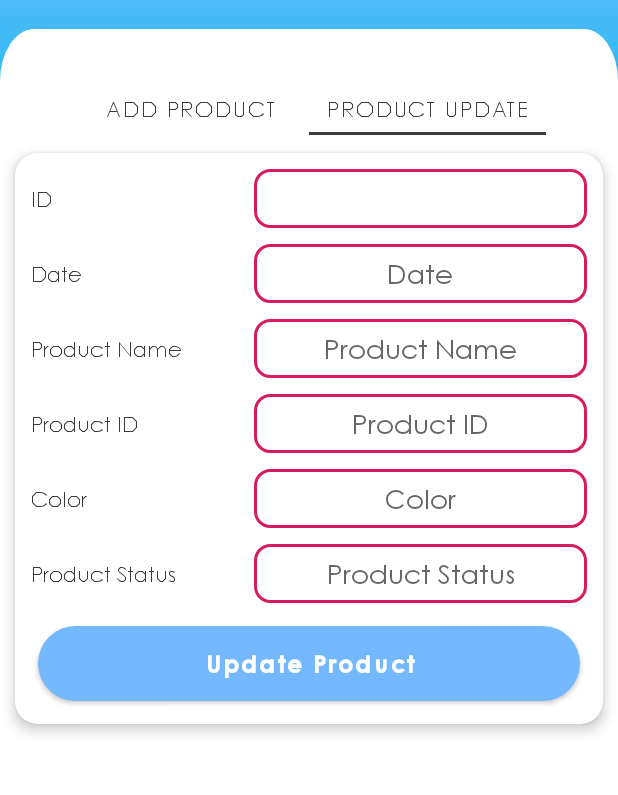
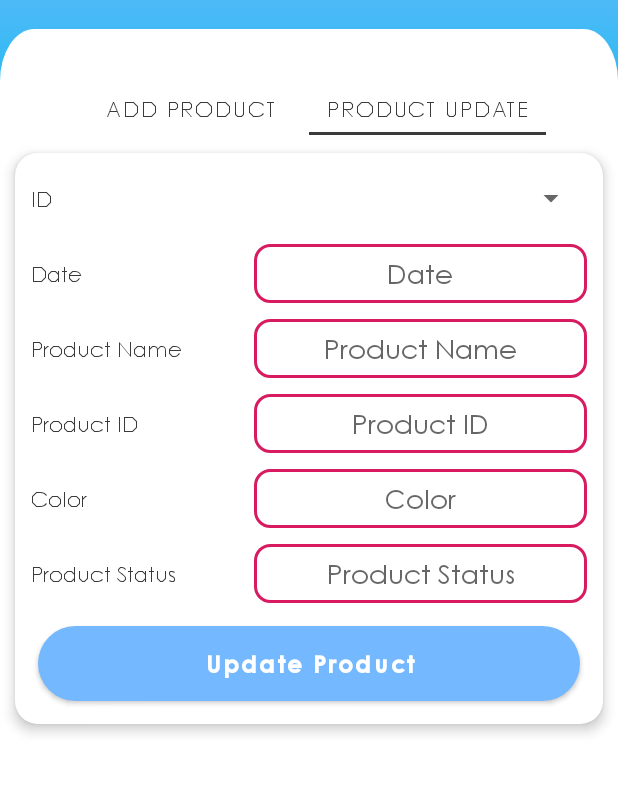
Before and after one commit to emonrait/stella, an Android app: the ProductMaster screen opened directly, with no data from a screen before it, tab 2 chosen, on a phone screen of 412 x 824 dp, the part 98-893 px from its top. Run offline under Robolectric (Android 15) with nearby library versions, the phone set to English and light mode, and no system bars; our stand-ins replace Firebase (no records; nobody signed in at launch, a user with empty details on screens opened directly); Roboto replaces fonts that are not available here.

Commit message:
Update product info

```diff
--- a/app/src/main/java/com/raihan/stella/activity/ProductMaster.java
+++ b/app/src/main/java/com/raihan/stella/activity/ProductMaster.java
@@ -6,26 +6,36 @@ import androidx.appcompat.app.AppCompatActivity;
 import android.app.DatePickerDialog;
 import android.content.Intent;
 import android.os.Bundle;
+import android.util.Log;
 import android.view.View;
+import android.widget.AdapterView;
+import android.widget.ArrayAdapter;
 import android.widget.Button;
 import android.widget.DatePicker;
 import android.widget.EditText;
 import android.widget.ImageView;
 import android.widget.LinearLayout;
+import android.widget.Spinner;
 import android.widget.TextView;
+import android.widget.Toast;
 
 import com.google.android.gms.tasks.OnCompleteListener;
 import com.google.android.gms.tasks.Task;
 import com.google.android.material.tabs.TabLayout;
 import com.google.firebase.auth.FirebaseAuth;
+import com.google.firebase.database.DataSnapshot;
+import com.google.firebase.database.DatabaseError;
 import com.google.firebase.database.DatabaseReference;
 import com.google.firebase.database.FirebaseDatabase;
+import com.google.firebase.database.Query;
+import com.google.firebase.database.ValueEventListener;
 import com.raihan.stella.R;
 import com.raihan.stella.model.DialogCustom;
 import com.raihan.stella.model.GlobalVariable;
 import com.raihan.stella.model.Product;
 import com.raihan.stella.model.ValidationUtil;
 
+import java.util.ArrayList;
 import java.util.Calendar;
 
 public class ProductMaster extends AppCompatActivity {
@@ -42,16 +52,39 @@ public class ProductMaster extends AppCompatActivity {
     private TabLayout tabLayout;
     private LinearLayout updateProductLayout;
     private LinearLayout addProductLayout;
+    private Spinner id_value;
     final Calendar myCalendar = Calendar.getInstance();
+
+    private EditText updatecolor_value;
+    private EditText updatedate_value;
+    private EditText updateproduct_value;
+    private EditText updateproduct_id_value;
+    private EditText updateflag_value;
+    private Button btnUpdate;
+
+    ValueEventListener listener;
+    ArrayList<String> spinerList;
+    ArrayAdapter<String> adapter;
+
 
     FirebaseAuth firebaseAuth;
     FirebaseDatabase firebaseDatabase;
     DatabaseReference databaseReferenceProduct;
 
+    String id = "";
+    String productName = "";
+    String productId = "";
+    String flag = "";
+    String color = "";
+    String date = "";
+
+    final LoadingDialog loadingDialog = new LoadingDialog(ProductMaster.this);
+
     @Override
     protected void onCreate(Bundle savedInstanceState) {
         super.onCreate(savedInstanceState);
         setContentView(R.layout.activity_product_master);
+        globalVariable = ((GlobalVariable) getApplicationContext());
 
         ivLogout = findViewById(R.id.ivLogout);
         ivBack = findViewById(R.id.ivBack);
@@ -65,15 +98,21 @@ public class ProductMaster extends AppCompatActivity {
         tabLayout = findViewById(R.id.tabLayout);
         updateProductLayout = findViewById(R.id.updateProductLayout);
         addProductLayout = findViewById(R.id.addProductLayout);
+        id_value = findViewById(R.id.id_value);
+        updatecolor_value = findViewById(R.id.updatecolor_value);
+        updatedate_value = findViewById(R.id.updatedate_value);
+        updateproduct_value = findViewById(R.id.updateproduct_value);
+        updateproduct_id_value = findViewById(R.id.updateproduct_id_value);
+        updateflag_value = findViewById(R.id.updateflag_value);
+        btnUpdate = findViewById(R.id.btnUpdate);
+
+        spinerList = new ArrayList<>();
 
 
-        globalVariable = ((GlobalVariable) getApplicationContext());
-
         firebaseAuth = FirebaseAuth.getInstance();
-
         firebaseDatabase = FirebaseDatabase.getInstance();
         databaseReferenceProduct = FirebaseDatabase.getInstance().getReference("Product");
-
+        updateProductLayout.setVisibility(View.GONE);
         ivBack.setOnClickListener(new View.OnClickListener() {
             @Override
             public void onClick(View v) {
@@ -110,6 +149,24 @@ public class ProductMaster extends AppCompatActivity {
 
             }
         });
+
+
+        id_value.setOnItemSelectedListener(new AdapterView.OnItemSelectedListener() {
+            @Override
+            public void onItemSelected(AdapterView<?> adapterView, View view, int i, long l) {
+                if (!DialogCustom.isOnline(ProductMaster.this)) {
+                    DialogCustom.showInternetConnectionMessage(ProductMaster.this);
+                } else {
+                    getProductInfo();
+                }
+
+            }
+
+            @Override
+            public void onNothingSelected(AdapterView<?> adapterView) {
+            }
+        });
+
         btnSubmit.setOnClickListener(new View.OnClickListener() {
             @Override
             public void onClick(View v) {
@@ -170,6 +227,46 @@ public class ProductMaster extends AppCompatActivity {
             }
         });
 
+        btnUpdate.setOnClickListener(new View.OnClickListener() {
+            @Override
+            public void onClick(View v) {
+                if (date_value.getText().toString().trim().isEmpty()) {
+                    date_value.requestFocus();
+                    DialogCustom.showErrorMessage(ProductMaster.this, "Please Enter Date.");
+
+                } else if (updateproduct_value.getText().toString().trim().isEmpty()) {
+                    updateproduct_value.requestFocus();
+                    DialogCustom.showErrorMessage(ProductMaster.this, "Please Enter Product Name.");
+
+                } else if (updateproduct_id_value.getText().toString().trim().isEmpty()) {
+                    updateproduct_id_value.requestFocus();
+                    DialogCustom.showErrorMessage(ProductMaster.this, "Please Enter Product ID.");
+
+                } else if (updatecolor_value.getText().toString().trim().isEmpty()) {
+                    updateproduct_id_value.requestFocus();
+                    DialogCustom.showErrorMessage(ProductMaster.this, "Please Enter Product Color.");
+
+                } else if (updateflag_value.getText().toString().trim().isEmpty()) {
+                    updateflag_value.requestFocus();
+                    DialogCustom.showErrorMessage(ProductMaster.this, "Please Enter Product Status.");
+
+                } else if (!DialogCustom.isOnline(ProductMaster.this)) {
+                    DialogCustom.showInternetConnectionMessage(ProductMaster.this);
+
+                } else {
+
+
+                    try {
+                        loadingDialog.startDialoglog();
+                        updateProduct();
+                    } catch (Exception e) {
+                        DialogCustom.showErrorMessage(ProductMaster.this, e.getMessage());
+                        loadingDialog.dismisstDialoglog();
+                    }
+
+                }
+            }
+        });
 
         tabLayout.addTab(tabLayout.newTab().setText("Add Product"));
         tabLayout.addTab(tabLayout.newTab().setText("Product Update"));
@@ -184,6 +281,14 @@ public class ProductMaster extends AppCompatActivity {
                 } else if (tab.getPosition() == 1) {
                     addProductLayout.setVisibility(View.GONE);
                     updateProductLayout.setVisibility(View.VISIBLE);
+
+                    if (!DialogCustom.isOnline(ProductMaster.this)) {
+                        DialogCustom.showInternetConnectionMessage(ProductMaster.this);
+                    } else {
+                        spinerList.clear();
+                        getProductList();
+                    }
+
                 }
 
             }
@@ -201,4 +306,101 @@ public class ProductMaster extends AppCompatActivity {
 
 
     }
+
+    private void getProductInfo() {
+        if (!DialogCustom.isOnline(ProductMaster.this)) {
+            DialogCustom.showInternetConnectionMessage(ProductMaster.this);
+        } else {
+            //loadingDialog.startDialoglog();
+            Query queryt = databaseReferenceProduct.orderByChild("id").equalTo(id_value.getSelectedItem().toString().trim());
+            queryt.addValueEventListener(new ValueEventListener() {
+
+                @Override
+                public void onDataChange(@NonNull DataSnapshot dataSnapshot) {
+
+                    for (DataSnapshot ds : dataSnapshot.getChildren()) {
+                        id = "" + ds.child("id").getValue();
+                        date = "" + ds.child("date").getValue();
+                        productName = "" + ds.child("productName").getValue();
+                        productId = "" + ds.child("productId").getValue();
+                        flag = "" + ds.child("flag").getValue();
+                        color = "" + ds.child("color").getValue();
+
+                    }
+
+                    updateproduct_value.setText(productName);
+                    updatedate_value.setText(date);
+                    updateproduct_id_value.setText(productId);
+                    updateflag_value.setText(flag);
+                    updatecolor_value.setText(color);
+
+                }
+
+                @Override
+                public void onCancelled(@NonNull DatabaseError databaseError) {
+                    DialogCustom.showErrorMessage(ProductMaster.this, databaseError.getMessage());
+                }
+            });
+        }
+    }
+
+    private void updateProduct() {
+        Query editQuery = FirebaseDatabase.getInstance().getReference("Product").orderByChild("id").equalTo(id);
+
+        editQuery.addListenerForSingleValueEvent(new ValueEventListener() {
+            @Override
+            public void onDataChange(@NonNull DataSnapshot dataSnapshot) {
+                for (DataSnapshot edtData : dataSnapshot.getChildren()) {
+                    Log.d("data-->", edtData.toString());
+                    edtData.getRef().child("id").setValue(id);
+                    edtData.getRef().child("date").setValue(ValidationUtil.getTransactionCurrentDate());
+                    edtData.getRef().child("productName").setValue(updateproduct_value.getText().toString().trim());
+                    edtData.getRef().child("productId").setValue(updateproduct_id_value.getText().toString().trim());
+                    edtData.getRef().child("color").setValue(updatecolor_value.getText().toString().trim());
+                    edtData.getRef().child("flag").setValue(updateflag_value.getText().toString().trim());
+                    edtData.getRef().child("updateBy").setValue(firebaseAuth.getCurrentUser().getEmail());
+
+                }
+                Toast.makeText(ProductMaster.this, "Product Information Update Successfully....", Toast.LENGTH_LONG).show();
+                loadingDialog.dismisstDialoglog();
+                spinerList.clear();
+                getProductList();
+            }
+
+            @Override
+            public void onCancelled(@NonNull DatabaseError databaseError) {
+                Toast.makeText(ProductMaster.this, databaseError.getMessage(), Toast.LENGTH_LONG).show();
+                loadingDialog.dismisstDialoglog();
+            }
+        });
+
+
+    }
+
+    private void getProductList() {
+        spinerList.clear();
+
+        listener = databaseReferenceProduct.addValueEventListener(new ValueEventListener() {
+            @Override
+            public void onDataChange(@NonNull DataSnapshot dataSnapshot) {
+                for (DataSnapshot item : dataSnapshot.getChildren()) {
+                    if (!item.child("id").getValue().equals(id_value.getSelectedItem().toString())) {
+                        String id = "" + item.child("id").getValue();
+                        spinerList.add(id);
+                    }
+
+                }
+                adapter = new ArrayAdapter<String>(ProductMaster.this, android.R.layout.simple_spinner_dropdown_item, spinerList);
+
+                id_value.setAdapter(adapter);
+                adapter.notifyDataSetChanged();
+            }
+
+            @Override
+            public void onCancelled(@NonNull DatabaseError databaseError) {
+
+            }
+        });
+    }
+
 }
--- a/app/src/main/res/layout/activity_product_master.xml
+++ b/app/src/main/res/layout/activity_product_master.xml
@@ -228,8 +228,8 @@
                         android:id="@+id/updateProductLayout"
                         android:layout_width="match_parent"
                         android:layout_height="wrap_content"
-                        android:visibility="gone"
-                        android:orientation="vertical">
+                        android:orientation="vertical"
+                        android:visibility="visible">
 
                         <androidx.cardview.widget.CardView
                             android:layout_width="match_parent"
@@ -270,20 +270,18 @@
                                             android:text="@string/id"
                                             android:textColor="@color/black" />
 
+
                                         <Spinner
                                             android:id="@+id/id_value"
                                             android:layout_width="match_parent"
                                             android:layout_height="match_parent"
                                             android:layout_weight=".8"
-                                            android:background="@drawable/rectangale"
-                                            android:clickable="false"
-                                            android:cursorVisible="false"
-                                            android:focusable="false"
-                                            android:focusableInTouchMode="false"
-                                            android:gravity="center"
-                                            android:hint="@string/date"
-                                            android:inputType="date"
-                                            android:textColor="@color/black" />
+                                            android:drawSelectorOnTop="true"
+                                            android:prompt="@string/email_prompt"
+                                            android:spinnerMode="dialog"
+                                            android:textAlignment="center"
+                                            android:textSize="14sp"
+                                            android:textStyle="bold" />
 
                                     </LinearLayout>
 
```
